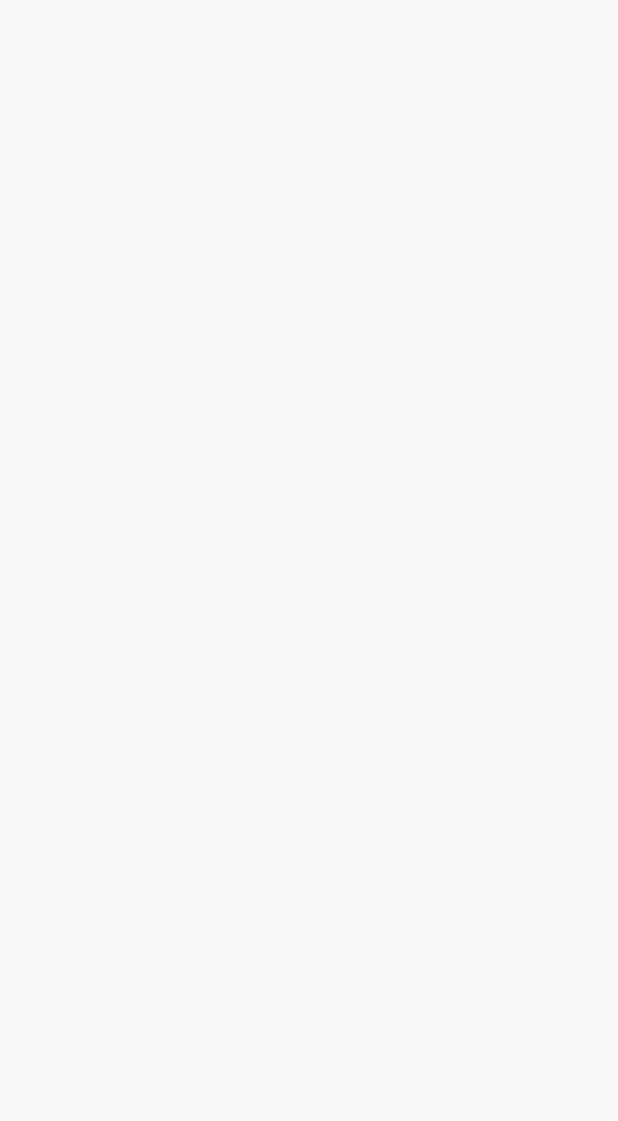
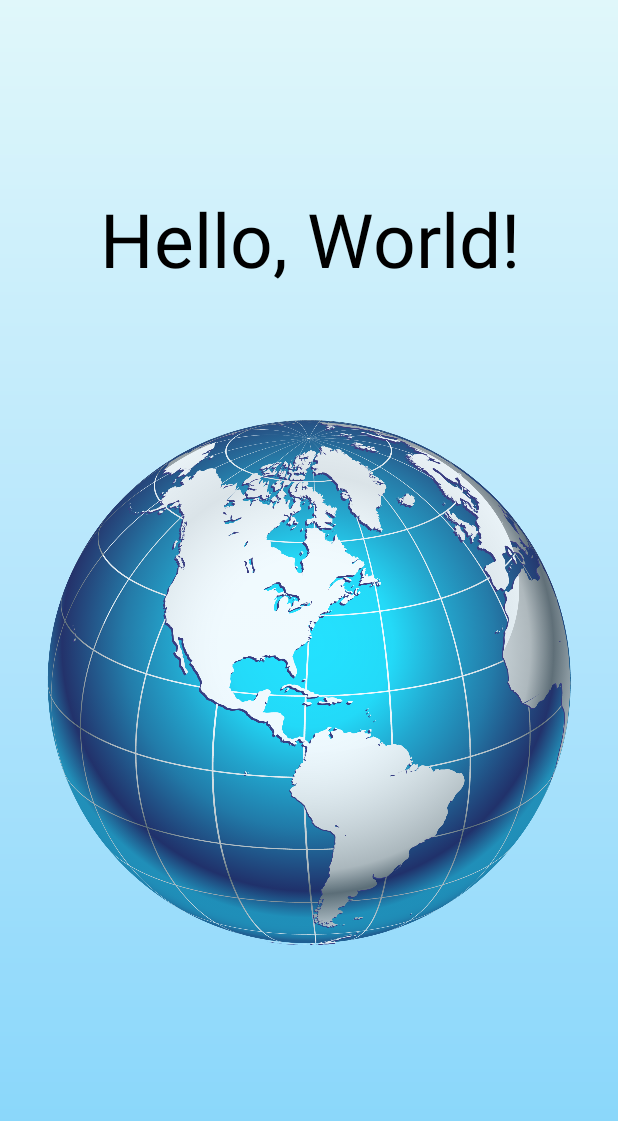
Before and after one commit to CS-Dept-BGSU/Hello-World, an Android app built with Jetpack Compose: the screen it shows after launch (MainActivity), on a phone screen of 412 x 824 dp. Before the commit the part shown is empty. Shown: the top 1121 px of the screen. Run offline under Robolectric (Android 15) with nearby library versions, the phone set to English and light mode, and no system bars.

```diff
--- a/app/src/main/java/com/example/helloworld/MainActivity.kt
+++ b/app/src/main/java/com/example/helloworld/MainActivity.kt
@@ -6,5 +6,6 @@ import androidx.activity.ComponentActivity
 class MainActivity : ComponentActivity() {
     override fun onCreate(savedInstanceState: Bundle?) {
         super.onCreate(savedInstanceState)
+        setContentView(R.layout.activity_main)
     }
 }
```
